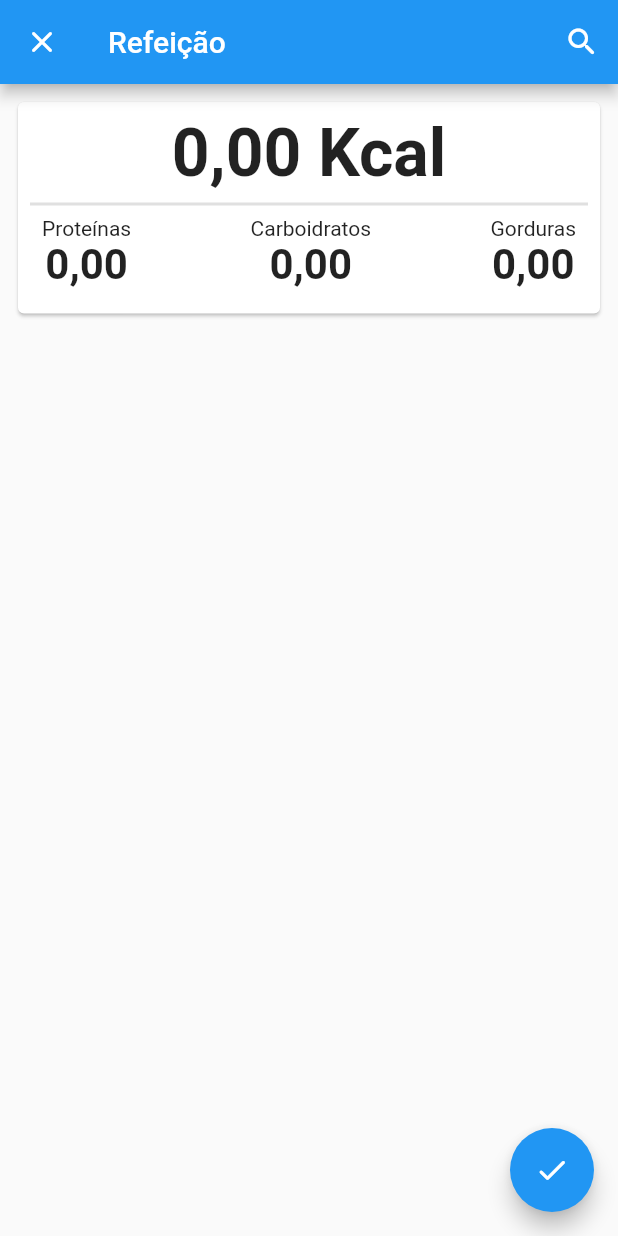
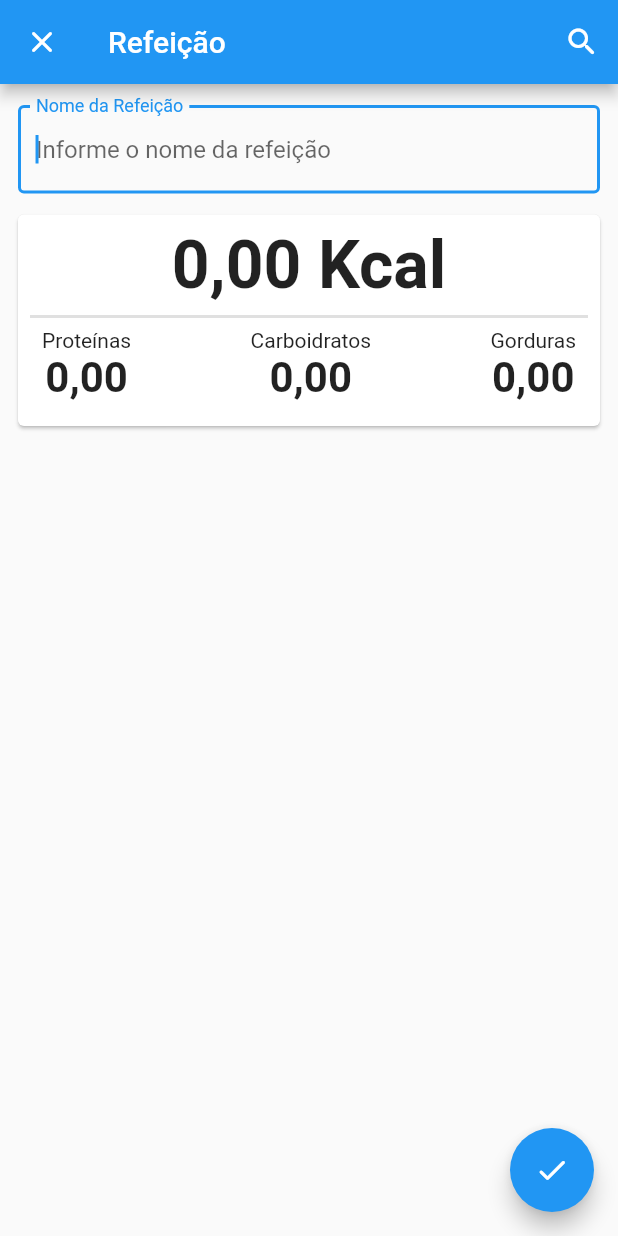
Before and after one commit to karlaycosta/1_app_dieta, a Flutter app: the screen it shows after launch, after a tap on the "add" icon, on a phone screen of 412 x 824 dp. Run offline on Flutter 3.47's test engine with Material 2 defaults, Android fonts, the phone set to English and light mode, and no system bars; our stand-ins replace supabase_flutter; accounts and stored records are empty.

Commit message:
11-04-2022

```diff
--- a/lib/app.dart
+++ b/lib/app.dart
@@ -1,4 +1,3 @@
-import 'package:app_dieta/screens/editar_refeicao.dart';
 import 'package:app_dieta/screens/home_page.dart';
 import 'package:app_dieta/screens/search.dart';
 import 'package:flutter/material.dart';
--- a/lib/models/alimento.dart
+++ b/lib/models/alimento.dart
@@ -22,10 +22,6 @@ class Alimento implements InfoNutricional{
   final double? sodio; // Quantidade em miligramas de sódio
   final DateTime criacao; // Data e hora da criação do registro
   final DateTime? atualizacao; // Data e hora da última atualização do registro
-
-  double get proteinaR => _arredondar(proteinas);
-  double get carboidratoR => _arredondar(carboidratos);
-  double get gorduraR => _arredondar(gorduras);
 
   // Propiedade calculada
   @override
@@ -96,9 +92,9 @@ class Alimento implements InfoNutricional{
     );
   }
 
-  double _arredondar(double valor) {
-    return double.parse(valor.toStringAsFixed(2));
-  }
+  // double _arredondar(double valor) {
+  //   return double.parse(valor.toStringAsFixed(2));
+  // }
 
   @override
   String toString() {
--- a/lib/models/reativa.dart
+++ b/lib/models/reativa.dart
@@ -3,7 +3,7 @@ import 'package:flutter/cupertino.dart';
 
 abstract class Reativa<T extends InfoNutricional> extends ValueNotifier<List<T>>
     implements InfoNutricional {
-  Reativa({List<T>? lista}) : super(lista ?? <T>[]);
+  Reativa() : super(<T>[]);
 
   void adicionar(T? item) {
     if (item != null) {
@@ -23,12 +23,9 @@ abstract class Reativa<T extends InfoNutricional> extends ValueNotifier<List<T>>
 
   void trocar(int indice, T? item) {
     if (item != null) {
-      print('Novo: ${item.qtd} | Antigo: ${value[indice].qtd}');
       if (item.qtd != value[indice].qtd) {
-        print('Etapa 2.......');
         value[indice] = item;
         notifyListeners();
-        print('Notificou.......');
       }
     }
   }
--- a/lib/models/refeicao.dart
+++ b/lib/models/refeicao.dart
@@ -2,8 +2,17 @@ import 'package:app_dieta/models/alimento.dart';
 import 'package:app_dieta/models/reativa.dart';
 
 class Refeicao extends Reativa<Alimento> {
-  Refeicao({List<Alimento>? lista}) : super(lista: lista != null ? [...lista] : null);
-  // Refeicao copyWith(Refeicao antigaRefeicao) {
-  //   return Refeicao(lista: [...antigaRefeicao.value]);
-  // }
+  String nome;
+  Refeicao({
+    this.nome = '',
+  });
+
+  Refeicao copyWith() {
+    final novaRefeicao = Refeicao();
+    novaRefeicao.nome = nome;
+    // Passando o valor da lista de alimentos
+    // para a nova refeição
+    novaRefeicao.value = value.toList();
+    return novaRefeicao;
+  }
 }
--- a/lib/screens/editar_refeicao.dart
+++ b/lib/screens/editar_refeicao.dart
@@ -13,7 +13,9 @@ class EditarRefeicao extends StatelessWidget {
 
   @override
   Widget build(BuildContext context) {
-    final _refeicao = Refeicao(lista: refeicao?.value);
+    final _refeicao = refeicao ?? Refeicao();
+    final _controller = TextEditingController();
+    _controller.text = _refeicao.nome;
     return Scaffold(
       appBar: AppBar(
         title: const Text('Refeição'),
@@ -42,6 +44,26 @@ class EditarRefeicao extends StatelessWidget {
         builder: (context, lista, child) {
           return Column(
             children: [
+              Padding(
+                padding: const EdgeInsets.only(
+                  left: 12,
+                  right: 12,
+                  top: 14,
+                  bottom: 2,
+                ),
+                child: TextField(
+                  autofocus: true,
+                  controller: _controller,
+                  decoration: const InputDecoration(
+                    border: OutlineInputBorder(),
+                    labelText: 'Nome da Refeição',
+                    hintText: 'Informe o nome da refeição',
+                  ),
+                  onChanged: (texto) {
+                    _refeicao.nome = texto;
+                  },
+                ),
+              ),
               CardInfoNutricional(infoNutricional: _refeicao),
               ListView.separated(
                 shrinkWrap: true,
@@ -54,7 +76,7 @@ class EditarRefeicao extends StatelessWidget {
                       style: const TextStyle(fontSize: 32),
                     ),
                     subtitle: Text(
-                      '${formatarNumero(alimento.qtd)} g | P: ${formatarNumero(alimento.proteinaR)} | C: ${alimento.carboidratoR} | G: ${alimento.gorduraR} | ${alimento.calorias} Kcal',
+                      '${formatarNumero(alimento.qtd)} g | P: ${formatarNumero(alimento.proteinas)} | C: ${alimento.carboidratos} | G: ${alimento.gorduras} | ${alimento.calorias} Kcal',
                       style: const TextStyle(fontSize: 22),
                     ),
                     onTap: () async {
--- a/lib/screens/home_page.dart
+++ b/lib/screens/home_page.dart
@@ -19,7 +19,6 @@ class HomePage extends StatelessWidget {
       body: ValueListenableBuilder<List<Refeicao>>(
         valueListenable: dieta,
         builder: (context, refeicoes, child) {
-          print('Builder..........');
           return Column(
             children: [
               CardInfoNutricional(infoNutricional: dieta),
@@ -30,11 +29,11 @@ class HomePage extends StatelessWidget {
                   final refeicao = refeicoes[index];
                   return ListTile(
                     title: Text(
-                      '${index + 1}',
+                      '${index + 1} ${refeicao.nome} | Itens: ${refeicao.value.length}',
                       style: const TextStyle(fontSize: 32),
                     ),
                     subtitle: Text(
-                      '${formatarNumero(refeicao.qtd)} g | P: ${formatarNumero(refeicao.proteinas)} | C: ${refeicao.carboidratos} | G: ${refeicao.gorduras} | ${formatarNumero(refeicao.calorias)} Kcal',
+                      '${formatarNumero(refeicao.qtd)} g | P: ${formatarNumero(refeicao.proteinas)} | C: ${refeicao.carboidratos} | G: ${formatarNumero(refeicao.gorduras)} | ${formatarNumero(refeicao.calorias)} Kcal',
                       style: const TextStyle(fontSize: 22),
                     ),
                     onTap: () async {
@@ -42,10 +41,9 @@ class HomePage extends StatelessWidget {
                       final res = await Navigator.of(context).push<Refeicao>(
                         MaterialPageRoute(
                             builder: (context) =>
-                                EditarRefeicao(refeicao: refeicao)),
+                                EditarRefeicao(refeicao: refeicao.copyWith())),
                       );
                       // Troca o alimento com base no indice
-                      print(res);
                       dieta.trocar(index, res);
                     },
                     trailing: IconButton(
```
